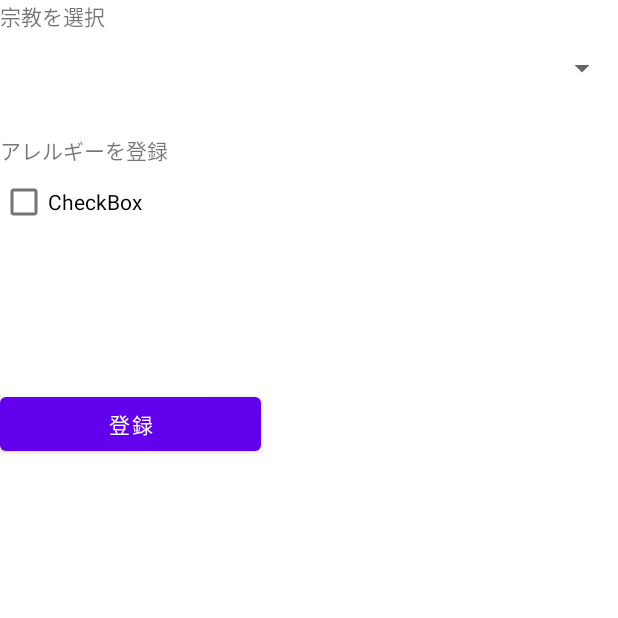
After one commit to b9p31100/0101, an Android app: the register screen opened directly, with no data from a screen before it, on a phone screen of 412 x 824 dp, the top half of it. The commit adds this screen. Run offline under Robolectric (Android 15) with nearby library versions, the phone set to English and light mode, and no system bars; our stand-ins replace Firebase (no records; nobody signed in at launch, a user with empty details on screens opened directly).

Commit message:
ユーザー登録(宗教、アレルギー)の作成

```diff
--- a/app/src/main/AndroidManifest.xml
+++ b/app/src/main/AndroidManifest.xml
@@ -11,6 +11,9 @@
         android:roundIcon="@mipmap/ic_launcher_round"
         android:supportsRtl="true"
         android:theme="@style/Theme.0101">
+        <activity
+            android:name=".register"
+            android:exported="false" />
         <activity
             android:name=".login"
             android:exported="false" />
--- a/app/src/main/java/com/example/a0101/MainActivity.java
+++ b/app/src/main/java/com/example/a0101/MainActivity.java
@@ -41,6 +41,8 @@ public class MainActivity extends AppCompatActivity {
         FirebaseUser user = mAuth.getCurrentUser();
         if(user == null){
             Toast.makeText(MainActivity.this, "ログインしてください", Toast.LENGTH_SHORT).show();
+        }else{
+            startActivity(new Intent(MainActivity.this, home.class));
         }
     }
 }
--- /dev/null
+++ b/app/src/main/java/com/example/a0101/register.java
@@ -0,0 +1,27 @@
+package com.example.a0101;
+
+import androidx.appcompat.app.AppCompatActivity;
+
+import android.net.Uri;
+import android.os.Bundle;
+import android.widget.ArrayAdapter;
+import android.widget.TextView;
+
+import com.google.firebase.auth.FirebaseAuth;
+import com.google.firebase.auth.FirebaseUser;
+
+public class register extends AppCompatActivity {
+    private FirebaseAuth mAuth;
+
+
+    @Override
+    protected void onCreate(Bundle savedInstanceState) {
+        super.onCreate(savedInstanceState);
+        setContentView(R.layout.activity_register);
+        ArrayAdapter<String> adapter =new ArrayAdapter<String>(this, android.R.layout.simple_spinner_item);
+        adapter.setDropDownViewResource(android.R.layout.simple_spinner_dropdown_item);
+        FirebaseUser user = mAuth.getInstance().getCurrentUser();
+        String uid = user.getUid();
+
+    }
+}
--- a/app/src/main/java/com/example/a0101/singin.java
+++ b/app/src/main/java/com/example/a0101/singin.java
@@ -58,7 +58,6 @@ public class singin extends AppCompatActivity {
                 @Override
                 public void onComplete(@NonNull Task<AuthResult> task) {
                     if (task.isSuccessful()) {
-                        Log.d(TAG, "createUserWithEmail:success");
                         Toast.makeText(singin.this, "Authentication 成功.", Toast.LENGTH_SHORT).show();
                         startActivity(new Intent(singin.this, MainActivity.class));
                     }else{
--- a/app/src/main/res/layout/activity_main.xml
+++ b/app/src/main/res/layout/activity_main.xml
@@ -39,14 +39,14 @@
         android:id="@+id/imageView"
         android:layout_width="0dp"
         android:layout_height="0dp"
+        android:adjustViewBounds="true"
+        android:scaleType="centerInside"
         android:src="@drawable/topgamen"
         app:layout_constraintBottom_toBottomOf="parent"
         app:layout_constraintEnd_toEndOf="parent"
         app:layout_constraintHorizontal_bias="1.0"
         app:layout_constraintStart_toStartOf="parent"
         app:layout_constraintTop_toTopOf="parent"
-        app:layout_constraintVertical_bias="1.0"
-        android:scaleType="centerInside"
-        android:adjustViewBounds="true"/>
+        app:layout_constraintVertical_bias="1.0" />
 
 </androidx.constraintlayout.widget.ConstraintLayout>
--- /dev/null
+++ b/app/src/main/res/layout/activity_register.xml
@@ -0,0 +1,50 @@
+<?xml version="1.0" encoding="utf-8"?>
+<LinearLayout xmlns:android="http://schemas.android.com/apk/res/android"
+    xmlns:app="http://schemas.android.com/apk/res-auto"
+    xmlns:tools="http://schemas.android.com/tools"
+    android:layout_width="match_parent"
+    android:layout_height="match_parent"
+    android:orientation="vertical"
+    tools:context=".register">
+
+    <TextView
+        android:id="@+id/textView"
+        android:layout_width="match_parent"
+        android:layout_height="wrap_content"
+        android:text="宗教を選択" />
+
+    <Spinner
+        android:id="@+id/spinner"
+        android:layout_width="match_parent"
+        android:layout_height="wrap_content"
+        android:layout_marginBottom="20dp"
+        android:minHeight="48dp"
+        tools:ignore="SpeakableTextPresentCheck" />
+
+    <TextView
+        android:id="@+id/textView3"
+        android:layout_width="match_parent"
+        android:layout_height="wrap_content"
+        android:text="アレルギーを登録" />
+
+    <LinearLayout
+        android:layout_width="match_parent"
+        android:layout_height="match_parent"
+        android:orientation="vertical">
+
+        <CheckBox
+            android:id="@+id/checkBox"
+            android:layout_width="match_parent"
+            android:layout_height="wrap_content"
+            android:text="CheckBox" />
+
+        <Button
+            android:id="@+id/button10"
+            android:layout_width="174dp"
+            android:layout_height="wrap_content"
+            android:layout_marginTop="100dp"
+            android:text="登録"
+            tools:layout_marginStart="100dp" />
+    </LinearLayout>
+
+</LinearLayout>
--- a/gradle.properties
+++ b/gradle.properties
@@ -17,4 +17,3 @@ org.gradle.jvmargs=-Xmx2048m -Dfile.encoding=UTF-8
 android.useAndroidX=true
 # Automatically convert third-party libraries to use AndroidX
 android.enableJetifier=true
-org.gradle.warning.mode=all
```
Also changed, not shown: app/src/main/java/com/example/a0101/home.java (+7 -0 lines), app/src/main/res/layout/activity_home.xml (+15 -0 lines).
